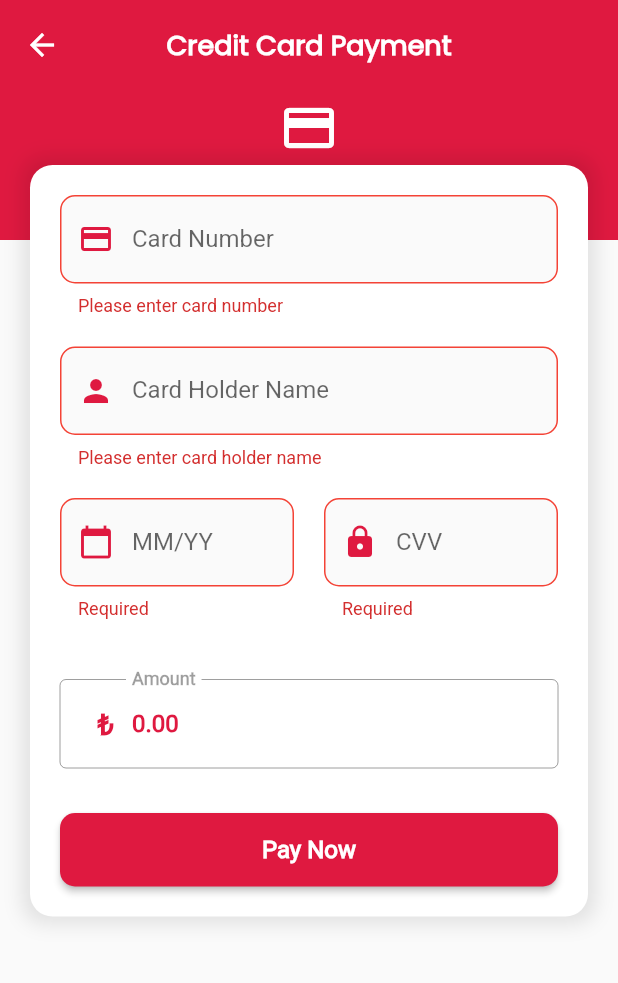
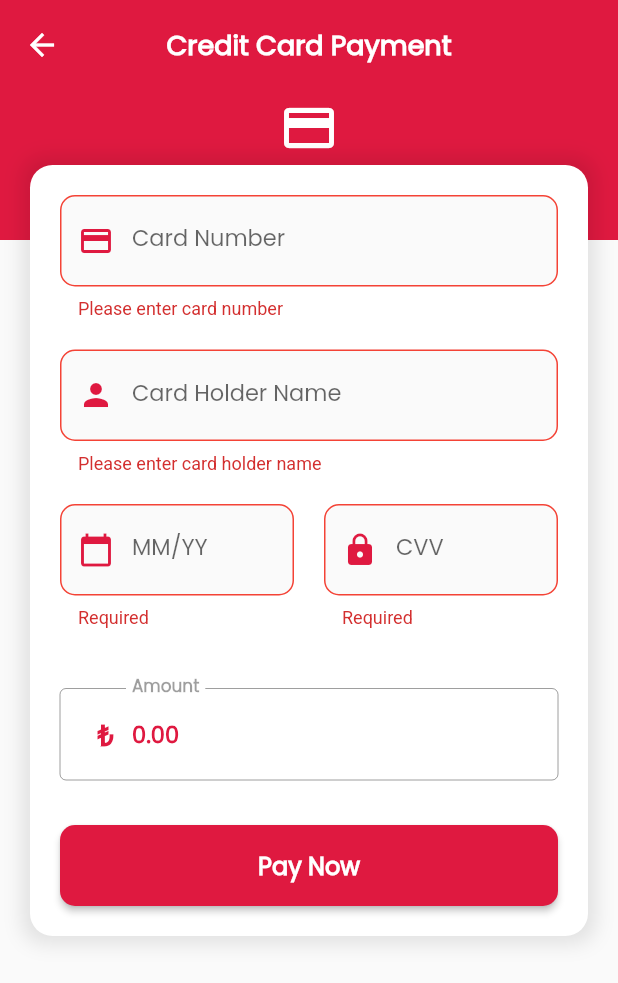
Before and after one commit to aliozer0/apartmant-manager, a Flutter app: the CreditCardFormScreen screen opened directly with empty values, after a tap on "Pay Now", on a phone screen of 412 x 824 dp. Shown: the top 983 px of the screen. Run offline on Flutter 3.47's test engine with Material 3 defaults, Android fonts, the phone set to English and light mode, and no system bars; our stand-ins replace easy_localization, get_it, lottie, rxdart, shared_preferences, webview_flutter; missing offline and left inert: clipboard, qr_code_scanner_plus; accounts and stored records are empty.

Commit message:
minor design updates

```diff
--- a/lib/modules/module/credit-card-form.dart
+++ b/lib/modules/module/credit-card-form.dart
@@ -197,8 +197,8 @@ class _CreditCardFormScreenState extends State<CreditCardFormScreen> {
   Widget build(BuildContext context) {
     return Scaffold(
       appBar: AppBar(
-        title: const Text('Credit Card Payment',
-            style: TextStyle(color: Colors.white)),
+        title: Text('Credit Card Payment'.tr(),
+            style: const TextStyle(color: Colors.white)),
         backgroundColor: GlobalConfig.primaryColor,
         elevation: 0,
         iconTheme: const IconThemeData(color: Colors.white),
@@ -285,10 +285,16 @@ class _CreditCardFormScreenState extends State<CreditCardFormScreen> {
 
   Widget _buildCardNumberField() {
     return TextFormField(
+      cursorColor: GlobalConfig.primaryColor,
+      style: AppTextStyles.cardText.copyWith(
+        fontSize: 15,
+      ),
       controller: _cardNumberController,
       decoration: _inputDecoration(
-        label: 'Card Number',
+        label: 'Card Number'.tr(),
         prefixIcon: Icons.credit_card,
+      ).copyWith(
+        floatingLabelStyle: TextStyle(color: GlobalConfig.primaryColor),
       ),
       keyboardType: TextInputType.number,
       inputFormatters: [
@@ -298,10 +304,10 @@ class _CreditCardFormScreenState extends State<CreditCardFormScreen> {
       ],
       validator: (value) {
         if (value == null || value.isEmpty) {
-          return 'Please enter card number';
+          return 'Please enter card number'.tr();
         }
         if (value.replaceAll(' ', '').length < 16) {
-          return 'Please enter valid card number';
+          return 'Please enter valid card number'.tr();
         }
         return null;
       },
@@ -316,15 +322,21 @@ class _CreditCardFormScreenState extends State<CreditCardFormScreen> {
 
   Widget _buildCardHolderField() {
     return TextFormField(
+      cursorColor: GlobalConfig.primaryColor,
+      style: AppTextStyles.cardText.copyWith(
+        fontSize: 15,
+      ),
       controller: _cardHolderController,
       decoration: _inputDecoration(
-        label: 'Card Holder Name',
+        label: 'Card Holder Name'.tr(),
         prefixIcon: Icons.person,
+      ).copyWith(
+        floatingLabelStyle: TextStyle(color: GlobalConfig.primaryColor),
       ),
       textCapitalization: TextCapitalization.characters,
       validator: (value) {
         if (value == null || value.isEmpty) {
-          return 'Please enter card holder name';
+          return 'Please enter card holder name'.tr();
         }
         return null;
       },
@@ -338,10 +350,16 @@ class _CreditCardFormScreenState extends State<CreditCardFormScreen> {
 
   Widget _buildExpiryField() {
     return TextFormField(
+      cursorColor: GlobalConfig.primaryColor,
+      style: AppTextStyles.cardText.copyWith(
+        fontSize: 15,
+      ),
       controller: _expiryController,
       decoration: _inputDecoration(
         label: 'MM/YY',
         prefixIcon: Icons.calendar_today,
+      ).copyWith(
+        floatingLabelStyle: TextStyle(color: GlobalConfig.primaryColor),
       ),
       keyboardType: TextInputType.number,
       inputFormatters: [
@@ -351,10 +369,10 @@ class _CreditCardFormScreenState extends State<CreditCardFormScreen> {
       ],
       validator: (value) {
         if (value == null || value.isEmpty) {
-          return 'Required';
+          return 'Required'.tr();
         }
         if (value.length < 5) {
-          return 'Invalid date';
+          return 'Invalid date'.tr();
         }
         return null;
       },
@@ -369,10 +387,16 @@ class _CreditCardFormScreenState extends State<CreditCardFormScreen> {
 
   Widget _buildCVVField() {
     return TextFormField(
+      cursorColor: GlobalConfig.primaryColor,
+      style: AppTextStyles.cardText.copyWith(
+        fontSize: 15,
+      ),
       controller: _cvvController,
       decoration: _inputDecoration(
         label: 'CVV',
         prefixIcon: Icons.lock,
+      ).copyWith(
+        floatingLabelStyle: TextStyle(color: GlobalConfig.primaryColor),
       ),
       keyboardType: TextInputType.number,
       obscureText: true,
@@ -440,9 +464,14 @@ class _CreditCardFormScreenState extends State<CreditCardFormScreen> {
 
   Widget _buildAmountField() {
     return TextFormField(
+      cursorColor: GlobalConfig.primaryColor,
+      style: AppTextStyles.cardTitle.copyWith(
+        fontSize: 15,
+        color: GlobalConfig.primaryColor,
+      ),
       controller: _amountController,
       decoration: InputDecoration(
-        labelText: 'Amount',
+        labelText: 'Amount'.tr(),
         prefixIcon: Padding(
           padding: const EdgeInsets.only(
               left: 25,
@@ -462,11 +491,6 @@ class _CreditCardFormScreenState extends State<CreditCardFormScreen> {
       ),
       keyboardType: TextInputType.number,
       enabled: false,
-      style: TextStyle(
-        color: GlobalConfig.primaryColor,
-        fontWeight: FontWeight.bold,
-        fontSize: 16,
-      ),
     );
   }
 
@@ -489,12 +513,10 @@ class _CreditCardFormScreenState extends State<CreditCardFormScreen> {
                 valueColor: AlwaysStoppedAnimation<Color>(Colors.white),
               ),
             )
-          : const Text(
-              'Pay Now',
-              style: TextStyle(
-                fontSize: 16,
-                fontWeight: FontWeight.bold,
-              ),
+          : Text(
+              'Pay Now'.tr(),
+              style: AppTextStyles.cardTitle
+                  .copyWith(color: Colors.white, fontSize: 16),
             ),
     );
   }
```
